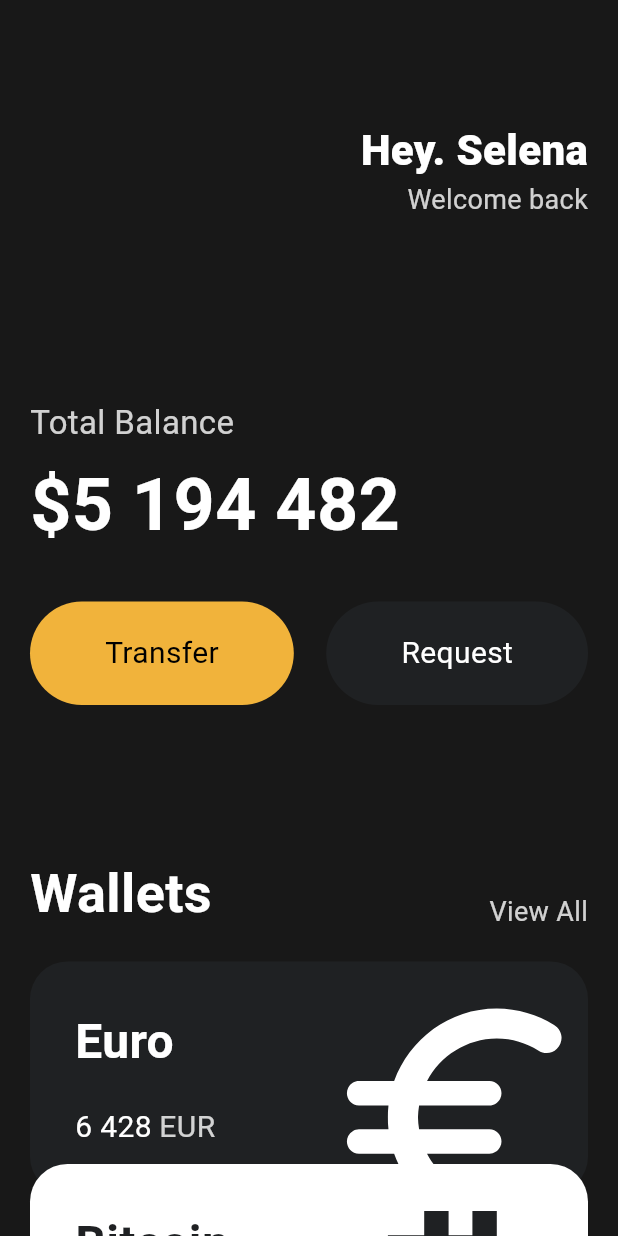
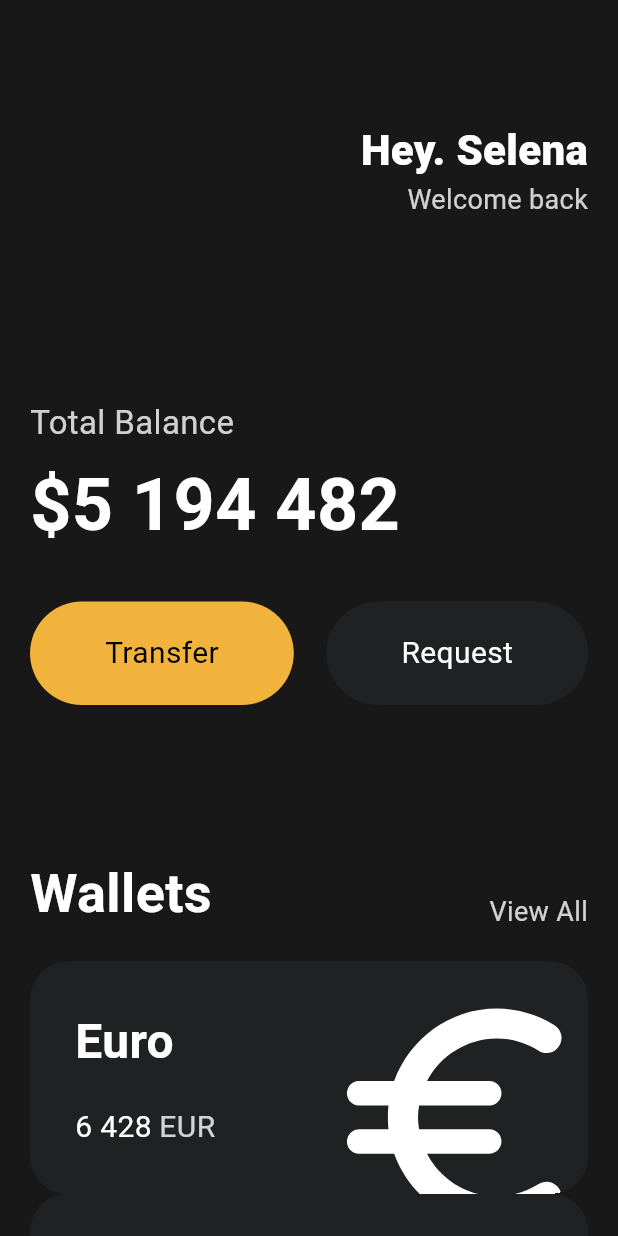
Before and after one commit to kimbomm/flutter_toonfix, a Flutter app: the screen it shows after launch, on a phone screen of 412 x 824 dp. Run offline on Flutter 3.47's test engine with Material 3 defaults, Android fonts, the phone set to English and light mode, and no system bars.

Commit message:
#3.9 ui challenge  - Code Challenge

```diff
--- a/lib/main.dart
+++ b/lib/main.dart
@@ -119,27 +119,21 @@ class App extends StatelessWidget {
                   code: 'EUR',
                   amount: '6 428',
                   icon: Icons.euro_rounded,
-                  isInverted: false,
+                  order: 1,
                 ),
-                Transform.translate(
-                  offset: const Offset(0, -20),
-                  child: const CurrencyCard(
+                const CurrencyCard(
                   name: 'Bitcoin',
                   code: 'BTC',
                   amount: '9 785',
                   icon: Icons.currency_bitcoin,
-                    isInverted: true,
+                  order: 1,
                 ),
-                ),
-                Transform.translate(
-                  offset: const Offset(0, -40),
-                  child: const CurrencyCard(
+                const CurrencyCard(
                   name: 'Dollar',
                   code: 'USD',
                   amount: '428',
                   icon: Icons.attach_money_rounded,
-                    isInverted: false,
-                  ),
+                  order: 1,
                 ),
               ],
             ),
--- a/lib/widgets/currency_card.dart
+++ b/lib/widgets/currency_card.dart
@@ -3,7 +3,7 @@ import 'package:flutter/material.dart';
 class CurrencyCard extends StatelessWidget {
   final String name, code, amount;
   final IconData icon;
-  final bool isInverted;
+  final int order;
 
   final _blackColor = const Color(0xFF1F2123);
 
@@ -13,15 +13,17 @@ class CurrencyCard extends StatelessWidget {
     required this.code,
     required this.amount,
     required this.icon,
-    required this.isInverted,
+    required this.order,
   });
 
   @override
   Widget build(BuildContext context) {
-    return Container(
+    return Transform.translate(
+      offset: Offset(0, -20 * (order - 1)),
+      child: Container(
         clipBehavior: Clip.hardEdge,
         decoration: BoxDecoration(
-        color: isInverted ? Colors.white : _blackColor,
+          color: order % 2 == 0 ? Colors.white : _blackColor,
           borderRadius: BorderRadius.circular(25),
         ),
         child: Padding(
@@ -35,7 +37,7 @@ class CurrencyCard extends StatelessWidget {
                   Text(
                     name,
                     style: TextStyle(
-                    color: isInverted ? _blackColor : Colors.white,
+                      color: order % 2 == 0 ? _blackColor : Colors.white,
                       fontSize: 32,
                       fontWeight: FontWeight.w600,
                     ),
@@ -48,7 +50,7 @@ class CurrencyCard extends StatelessWidget {
                       Text(
                         amount,
                         style: TextStyle(
-                        color: isInverted ? _blackColor : Colors.white,
+                          color: order % 2 == 0 ? _blackColor : Colors.white,
                           fontSize: 20,
                         ),
                       ),
@@ -58,7 +60,7 @@ class CurrencyCard extends StatelessWidget {
                       Text(
                         code,
                         style: TextStyle(
-                        color: isInverted
+                          color: order % 2 == 0
                               ? _blackColor
                               : Colors.white.withOpacity(0.8),
                           fontSize: 20,
@@ -77,7 +79,7 @@ class CurrencyCard extends StatelessWidget {
                   ),
                   child: Icon(
                     icon,
-                  color: isInverted ? _blackColor : Colors.white,
+                    color: order % 2 == 0 ? _blackColor : Colors.white,
                     size: 88,
                   ),
                 ),
@@ -85,6 +87,7 @@ class CurrencyCard extends StatelessWidget {
             ],
           ),
         ),
+      ),
     );
   }
 }
```
Lines whose indentation alone changed are shown as unchanged.
